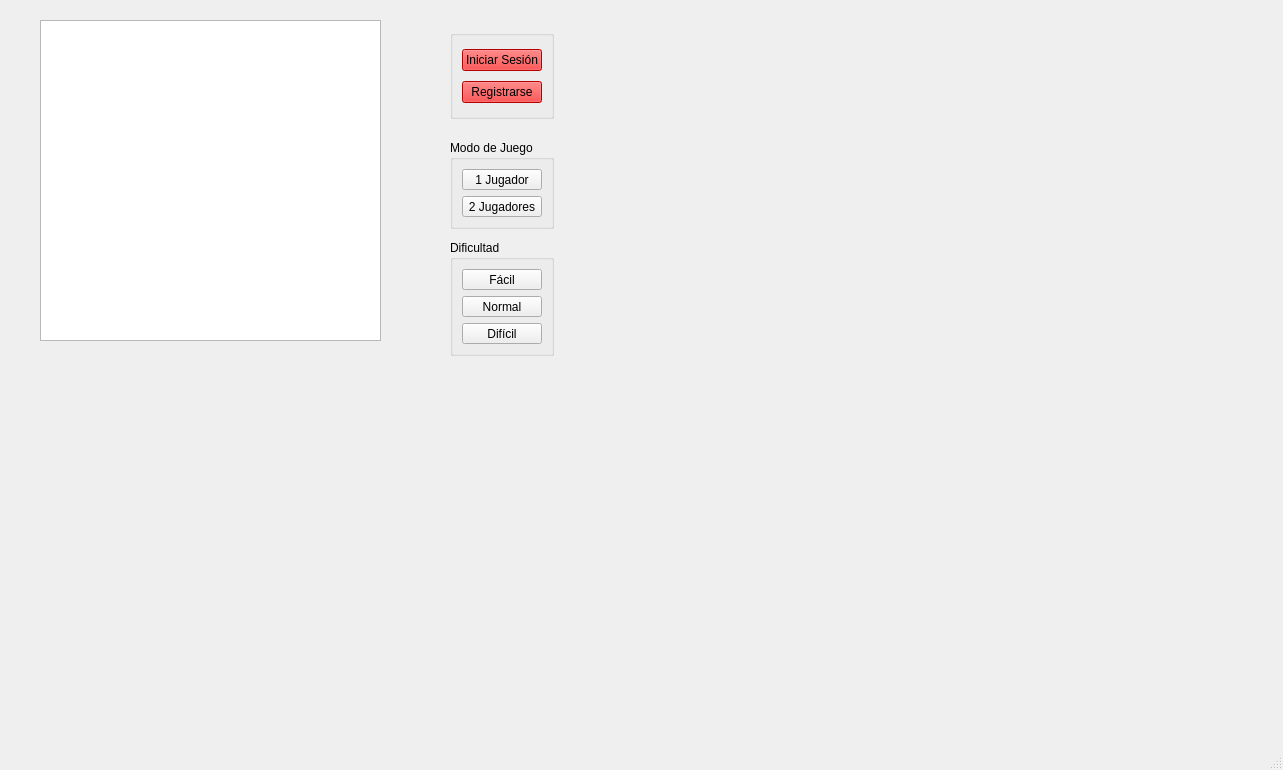
Before: the Qt Designer form PFG/mainwindow.ui in MarianaNV10/ProyectoF, drawn with Qt 5.
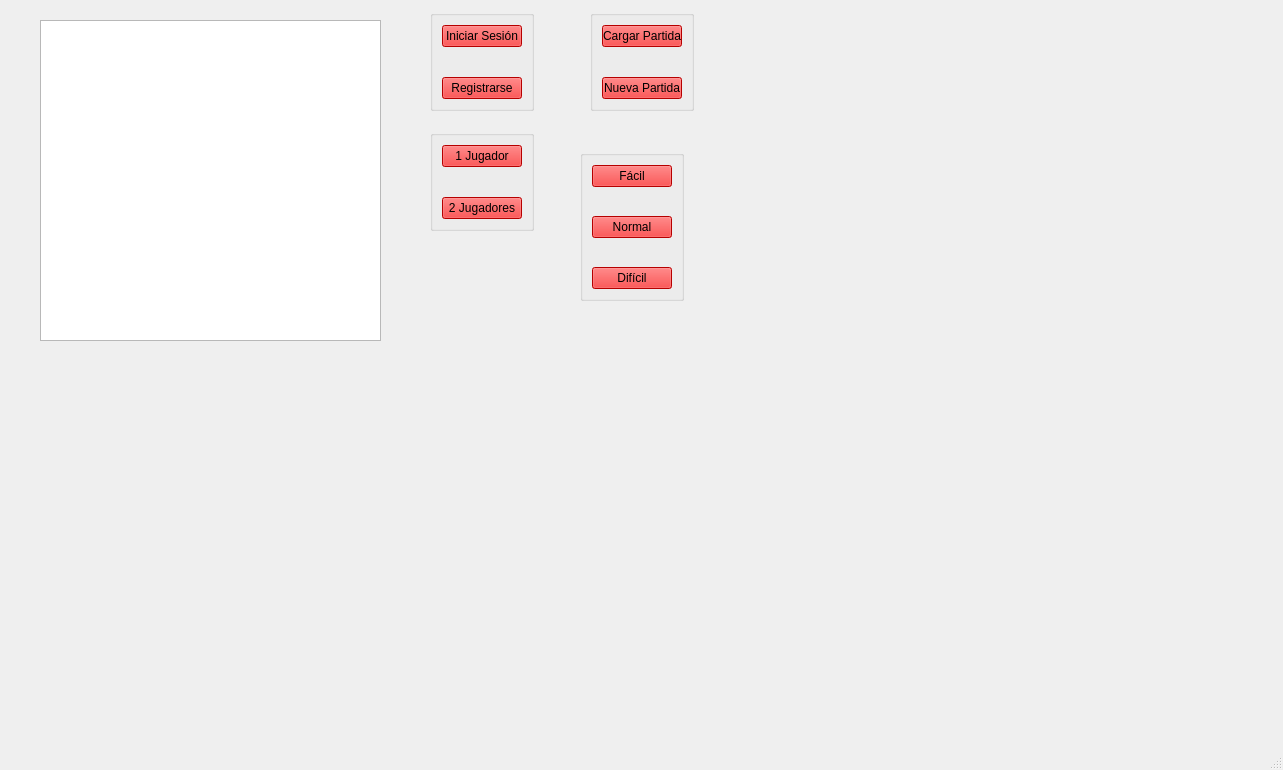
After: the same form once the commit is applied.

Commit message: Modificación del nivel 2 y continuación de la interfaz de inicio del juego.

The edit to the form file:
```diff
--- a/PFG/mainwindow.ui
+++ b/PFG/mainwindow.ui
@@ -27,10 +27,10 @@
    <widget class="QGroupBox" name="inicio">
     <property name="geometry">
      <rect>
-      <x>450</x>
-      <y>30</y>
+      <x>430</x>
+      <y>10</y>
       <width>104</width>
-      <height>89</height>
+      <height>101</height>
      </rect>
     </property>
     <property name="styleSheet">
@@ -40,6 +40,16 @@
      <string/>
     </property>
     <layout class="QGridLayout" name="gridLayout">
+     <item row="2" column="0">
+      <widget class="QPushButton" name="registrarse">
+       <property name="styleSheet">
+        <string notr="true">background-color: rgb(255, 0, 0);</string>
+       </property>
+       <property name="text">
+        <string>Registrarse</string>
+       </property>
+      </widget>
+     </item>
      <item row="0" column="0">
       <widget class="QPushButton" name="iniciarsesion">
        <property name="styleSheet">
@@ -54,82 +64,187 @@
       </widget>
      </item>
      <item row="1" column="0">
-      <widget class="QPushButton" name="registrarse">
-       <property name="styleSheet">
-        <string notr="true">background-color: rgb(255, 0, 0);</string>
+      <spacer name="verticalSpacer">
+       <property name="orientation">
+        <enum>Qt::Vertical</enum>
        </property>
-       <property name="text">
-        <string>Registrarse</string>
+       <property name="sizeHint" stdset="0">
+        <size>
+         <width>20</width>
+         <height>40</height>
+        </size>
        </property>
-      </widget>
+      </spacer>
      </item>
     </layout>
    </widget>
    <widget class="QGroupBox" name="modojuego">
     <property name="geometry">
      <rect>
-      <x>450</x>
-      <y>140</y>
+      <x>430</x>
+      <y>130</y>
       <width>104</width>
-      <height>89</height>
+      <height>101</height>
      </rect>
     </property>
     <property name="title">
-     <string>Modo de Juego</string>
+     <string/>
     </property>
     <layout class="QGridLayout" name="gridLayout_2">
      <item row="0" column="0">
       <widget class="QPushButton" name="oneplayer">
+       <property name="styleSheet">
+        <string notr="true">background-color: rgb(255, 0, 0);</string>
+       </property>
        <property name="text">
         <string>1 Jugador</string>
        </property>
       </widget>
      </item>
-     <item row="1" column="0">
+     <item row="2" column="0">
       <widget class="QPushButton" name="multiplayer">
+       <property name="styleSheet">
+        <string notr="true">background-color: rgb(255, 0, 0);</string>
+       </property>
        <property name="text">
         <string>2 Jugadores</string>
        </property>
       </widget>
      </item>
+     <item row="1" column="0">
+      <spacer name="verticalSpacer_3">
+       <property name="orientation">
+        <enum>Qt::Vertical</enum>
+       </property>
+       <property name="sizeHint" stdset="0">
+        <size>
+         <width>20</width>
+         <height>40</height>
+        </size>
+       </property>
+      </spacer>
+     </item>
     </layout>
    </widget>
    <widget class="QGroupBox" name="dificultad">
     <property name="geometry">
      <rect>
-      <x>450</x>
-      <y>240</y>
+      <x>580</x>
+      <y>150</y>
       <width>104</width>
-      <height>116</height>
+      <height>151</height>
      </rect>
     </property>
     <property name="title">
-     <string>Dificultad</string>
+     <string/>
     </property>
     <layout class="QGridLayout" name="gridLayout_3">
-     <item row="0" column="0">
-      <widget class="QPushButton" name="facil">
-       <property name="text">
-        <string>Fácil</string>
-       </property>
-      </widget>
-     </item>
      <item row="1" column="0">
+      <spacer name="verticalSpacer_4">
+       <property name="orientation">
+        <enum>Qt::Vertical</enum>
+       </property>
+       <property name="sizeHint" stdset="0">
+        <size>
+         <width>20</width>
+         <height>40</height>
+        </size>
+       </property>
+      </spacer>
+     </item>
+     <item row="2" column="0">
       <widget class="QPushButton" name="normal">
+       <property name="styleSheet">
+        <string notr="true">background-color: rgb(255, 0, 0);</string>
+       </property>
        <property name="text">
         <string>Normal</string>
        </property>
       </widget>
      </item>
-     <item row="2" column="0">
+     <item row="4" column="0">
       <widget class="QPushButton" name="dificil">
        <property name="enabled">
         <bool>true</bool>
        </property>
+       <property name="styleSheet">
+        <string notr="true">background-color: rgb(255, 0, 0);</string>
+       </property>
        <property name="text">
         <string>Difícil</string>
        </property>
       </widget>
+     </item>
+     <item row="0" column="0">
+      <widget class="QPushButton" name="facil">
+       <property name="styleSheet">
+        <string notr="true">background-color: rgb(255, 0, 0);</string>
+       </property>
+       <property name="text">
+        <string>Fácil</string>
+       </property>
+      </widget>
+     </item>
+     <item row="3" column="0">
+      <spacer name="verticalSpacer_5">
+       <property name="orientation">
+        <enum>Qt::Vertical</enum>
+       </property>
+       <property name="sizeHint" stdset="0">
+        <size>
+         <width>20</width>
+         <height>40</height>
+        </size>
+       </property>
+      </spacer>
+     </item>
+    </layout>
+   </widget>
+   <widget class="QGroupBox" name="Partida">
+    <property name="geometry">
+     <rect>
+      <x>590</x>
+      <y>10</y>
+      <width>104</width>
+      <height>101</height>
+     </rect>
+    </property>
+    <property name="title">
+     <string/>
+    </property>
+    <layout class="QGridLayout" name="gridLayout_4">
+     <item row="2" column="0">
+      <widget class="QPushButton" name="nuevapartida">
+       <property name="styleSheet">
+        <string notr="true">background-color: rgb(255, 0, 0);</string>
+       </property>
+       <property name="text">
+        <string>Nueva Partida</string>
+       </property>
+      </widget>
+     </item>
+     <item row="0" column="0">
+      <widget class="QPushButton" name="cargarpartida">
+       <property name="styleSheet">
+        <string notr="true">background-color: rgb(255, 0, 0);</string>
+       </property>
+       <property name="text">
+        <string>Cargar Partida</string>
+       </property>
+      </widget>
+     </item>
+     <item row="1" column="0">
+      <spacer name="verticalSpacer_2">
+       <property name="orientation">
+        <enum>Qt::Vertical</enum>
+       </property>
+       <property name="sizeHint" stdset="0">
+        <size>
+         <width>20</width>
+         <height>40</height>
+        </size>
+       </property>
+      </spacer>
      </item>
     </layout>
    </widget>
```
The commit also changes 3 other files.
